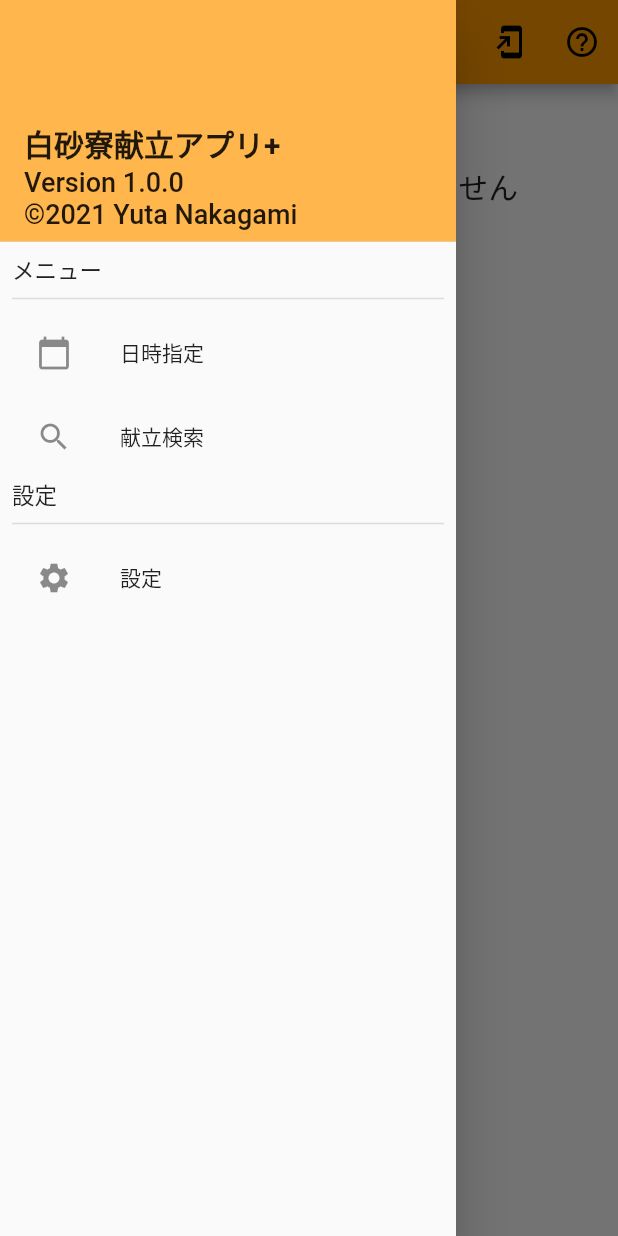
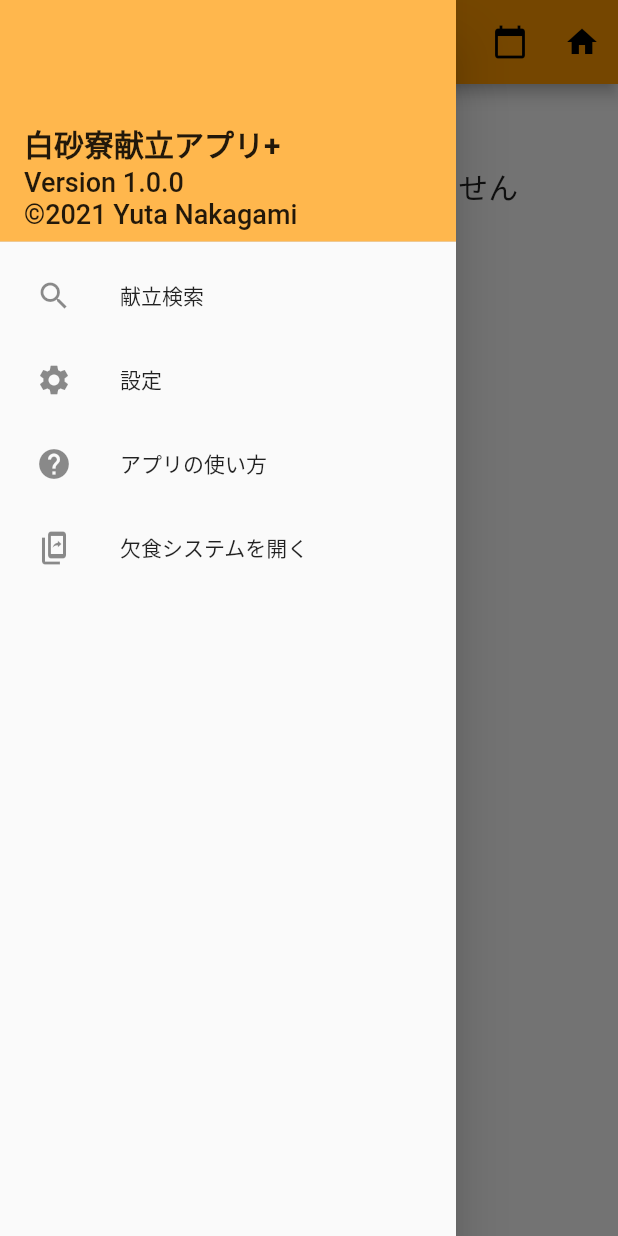
Before and after one commit to Yuta1004/ShirasunaKondateV4, a Flutter app: the screen it shows after launch, with the side drawer open, on a phone screen of 412 x 824 dp. Run offline on Flutter 3.47's test engine with Material 2 defaults, Android fonts, the phone set to English and light mode, and no system bars; our stand-ins replace flutter_spinkit, sqflite, tuple; missing offline and left inert: grpc, marquee_widget, protobuf; accounts and stored records are empty; statements that could not run were skipped.

Commit message:
[clean](app) AppBar/Drawerに表示する項目を整理した

```diff
--- a/app/lib/pages/home_page/home_page.dart
+++ b/app/lib/pages/home_page/home_page.dart
@@ -37,14 +37,17 @@ class _HomePageState extends State<HomePage> {
                 ),
                 actions: <Widget> [
                     IconButton(
-                        icon: Icon(Icons.add_to_home_screen),
-                        tooltip: "欠食システムを開く",
-                        onPressed: () {},
+                        icon: Icon(Icons.calendar_today),
+                        tooltip: "日時指定",
+                        onPressed: () { _setDisplayingDate(context); },
                     ),
                     IconButton(
-                        icon: Icon(Icons.help_outline),
-                        tooltip: "ヘルプを見る",
-                        onPressed: () {},
+                        icon: Icon(Icons.home),
+                        tooltip: "今日の献立",
+                        onPressed: () {
+                            _displayingDate = DateTime.now();
+                            _updateKondateListView(_displayingDate);
+                        },
                     ),
                 ],
             ),
@@ -130,33 +133,22 @@ class _HomePageState extends State<HomePage> {
                             child: Column(
                                 crossAxisAlignment: CrossAxisAlignment.start,
                                 children: <Widget> [
-                                    Text(
-                                        "メニュー",
-                                        style: TextStyle(fontSize: 15)
-                                    ),
-                                    Divider(
-                                        thickness: 1,
-                                    ),
-                                    ListTile(
-                                        leading: Icon(Icons.calendar_today),
-                                        title: Text("日時指定"),
-                                        onTap: () { _setDisplayingDate(context); },
-                                    ),
                                     ListTile(
                                         leading: Icon(Icons.search),
                                         title: Text("献立検索"),
                                         onTap: () { Navigator.pushNamed(context, "/search"); },
                                     ),
-                                    Text(
-                                        "設定",
-                                        style: TextStyle(fontSize: 15)
-                                    ),
-                                    Divider(
-                                        thickness: 1,
-                                    ),
                                     ListTile(
                                         leading: Icon(Icons.settings),
                                         title: Text("設定")
+                                    ),
+                                    ListTile(
+                                        leading: Icon(Icons.help),
+                                        title: Text("アプリの使い方"),
+                                    ),
+                                    ListTile(
+                                        leading: Icon(Icons.offline_share),
+                                        title: Text("欠食システムを開く"),
                                     ),
                                 ],
                             ),
@@ -168,7 +160,6 @@ class _HomePageState extends State<HomePage> {
     }
 
     Future<Null> _setDisplayingDate(BuildContext context) async {
-        Navigator.pop(context);
         final nowDate = DateTime.now();
         final DateTime? picked = await showDatePicker(
             context: context,
```
